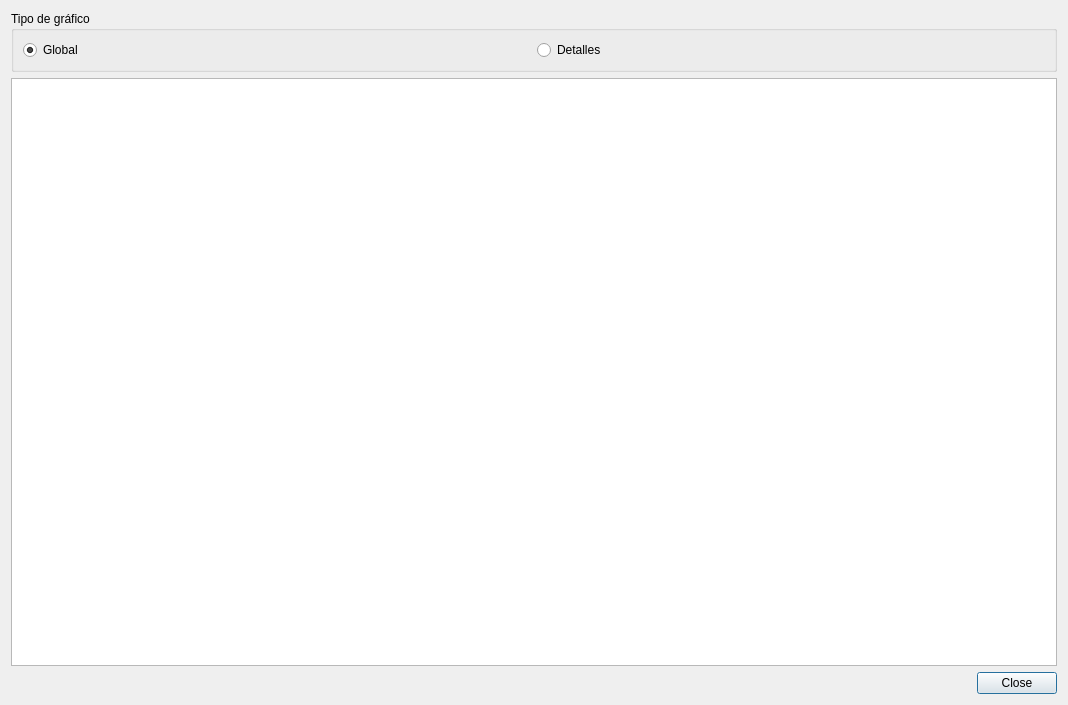
The window that src/dlg-show-embalses-graphic.ui (federicomartinlara1976/VerEmbalses) describes before a commit, drawn with Qt 5.
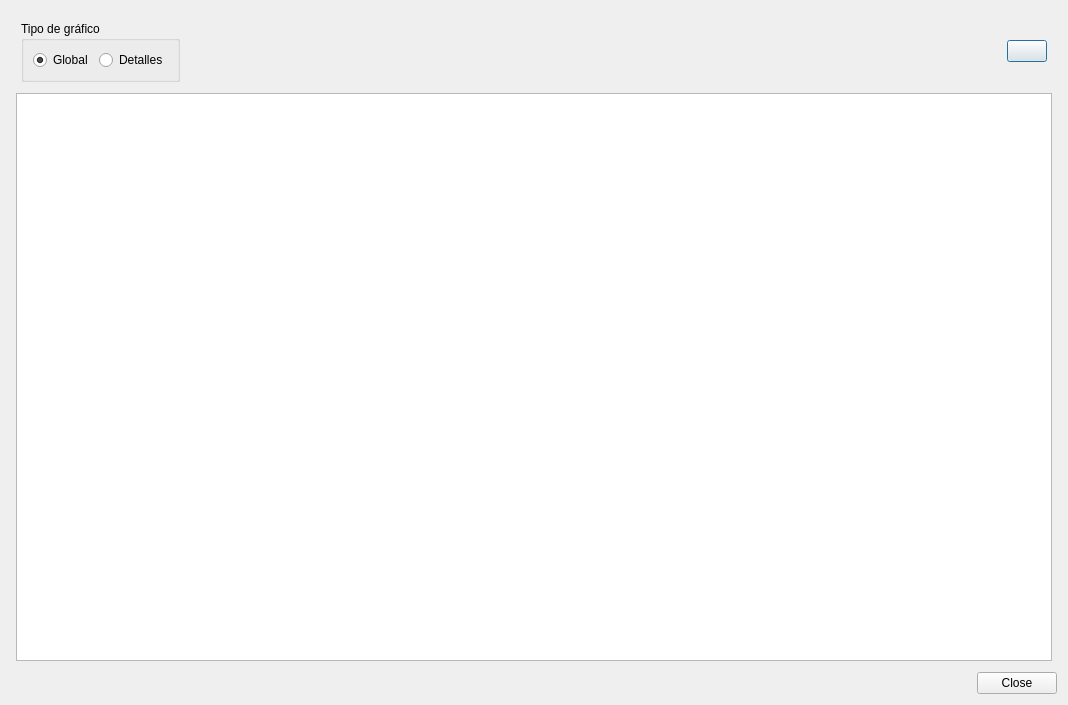
The same window after the commit. Icons and pictures are not drawn.

Commit message: Botón de imprimir

Patch:
```diff
--- a/src/dlg-show-embalses-graphic.ui
+++ b/src/dlg-show-embalses-graphic.ui
@@ -16,12 +16,38 @@
   <layout class="QVBoxLayout" name="verticalLayout_2">
    <item>
     <layout class="QVBoxLayout" name="verticalLayout">
+     <property name="leftMargin">
+      <number>5</number>
+     </property>
+     <property name="topMargin">
+      <number>5</number>
+     </property>
+     <property name="rightMargin">
+      <number>5</number>
+     </property>
+     <property name="bottomMargin">
+      <number>5</number>
+     </property>
      <item>
-      <widget class="QGroupBox" name="groupBox">
+      <layout class="QHBoxLayout" name="horizontalLayout_2">
+       <property name="leftMargin">
+        <number>5</number>
+       </property>
+       <property name="topMargin">
+        <number>5</number>
+       </property>
+       <property name="rightMargin">
+        <number>5</number>
+       </property>
+       <property name="bottomMargin">
+        <number>5</number>
+       </property>
+       <item>
+        <widget class="QGroupBox" name="groupBox_2">
        <property name="title">
         <string>Tipo de gráfico</string>
        </property>
-       <layout class="QHBoxLayout" name="horizontalLayout">
+         <layout class="QHBoxLayout" name="horizontalLayout_3">
         <item>
          <widget class="QRadioButton" name="rbtGlobal">
           <property name="text">
@@ -41,6 +67,34 @@
         </item>
        </layout>
       </widget>
+       </item>
+       <item>
+        <spacer name="horizontalSpacer">
+         <property name="orientation">
+          <enum>Qt::Horizontal</enum>
+         </property>
+         <property name="sizeHint" stdset="0">
+          <size>
+           <width>40</width>
+           <height>20</height>
+          </size>
+         </property>
+        </spacer>
+       </item>
+       <item>
+        <widget class="QPushButton" name="btnPrint">
+         <property name="toolTip">
+          <string>Imprimir</string>
+         </property>
+         <property name="text">
+          <string/>
+         </property>
+         <property name="icon">
+          <iconset theme="printer"/>
+         </property>
+        </widget>
+       </item>
+      </layout>
      </item>
      <item>
       <widget class="QGraphicsView" name="chartView"/>
```
Lines whose indentation alone changed are shown as unchanged. The commit also changes 5 other files.
